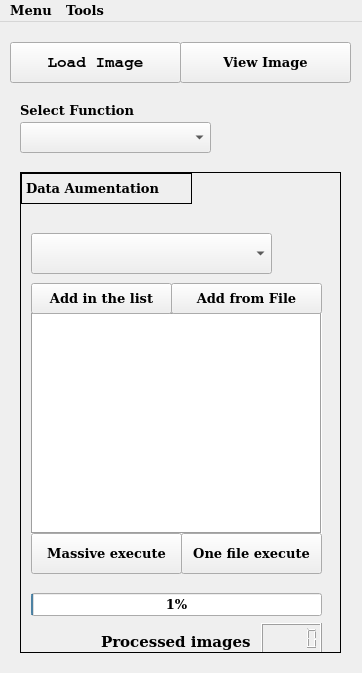
Old version of the form mainwindow.ui in the repository alexcasq/guiDataGenerator.
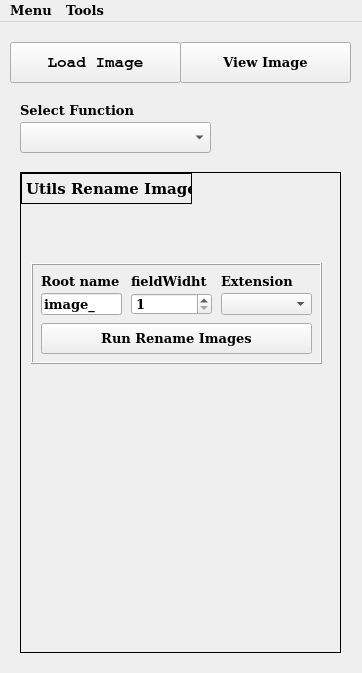
New version of the form. The open tabs and pages were chosen to show the change.

Diff of the .ui file:
```diff
--- a/mainwindow.ui
+++ b/mainwindow.ui
@@ -1123,7 +1123,7 @@
       <property name="geometry">
        <rect>
         <x>10</x>
-        <y>60</y>
+        <y>40</y>
         <width>241</width>
         <height>41</height>
        </rect>
@@ -1141,7 +1141,7 @@
       <property name="geometry">
        <rect>
         <x>10</x>
-        <y>140</y>
+        <y>120</y>
         <width>291</width>
         <height>221</height>
        </rect>
@@ -1162,7 +1162,7 @@
       <property name="geometry">
        <rect>
         <x>10</x>
-        <y>110</y>
+        <y>90</y>
         <width>141</width>
         <height>31</height>
        </rect>
@@ -1183,7 +1183,7 @@
       <property name="geometry">
        <rect>
         <x>150</x>
-        <y>110</y>
+        <y>90</y>
         <width>151</width>
         <height>31</height>
        </rect>
@@ -1204,7 +1204,7 @@
       <property name="geometry">
        <rect>
         <x>10</x>
-        <y>360</y>
+        <y>340</y>
         <width>151</width>
         <height>41</height>
        </rect>
@@ -1225,7 +1225,7 @@
       <property name="geometry">
        <rect>
         <x>160</x>
-        <y>360</y>
+        <y>340</y>
         <width>141</width>
         <height>41</height>
        </rect>
@@ -1250,7 +1250,7 @@
      <widget class="QLCDNumber" name="lcdNumber_imagesP">
       <property name="geometry">
        <rect>
-        <x>240</x>
+        <x>250</x>
         <y>450</y>
         <width>61</width>
         <height>31</height>
@@ -1260,7 +1260,7 @@
      <widget class="QLabel" name="label_imgProce">
       <property name="geometry">
        <rect>
-        <x>80</x>
+        <x>90</x>
         <y>460</y>
         <width>151</width>
         <height>17</height>
@@ -2194,6 +2194,140 @@
       </property>
      </widget>
     </widget>
+    <widget class="QWidget" name="page_7">
+     <widget class="QLabel" name="label_utils">
+      <property name="geometry">
+       <rect>
+        <x>0</x>
+        <y>0</y>
+        <width>171</width>
+        <height>31</height>
+       </rect>
+      </property>
+      <property name="font">
+       <font>
+        <family>Consolas</family>
+        <pointsize>11</pointsize>
+       </font>
+      </property>
+      <property name="frameShape">
+       <enum>QFrame::Box</enum>
+      </property>
+      <property name="text">
+       <string>Utils Rename Images</string>
+      </property>
+     </widget>
+     <widget class="QFrame" name="frame_renameImages">
+      <property name="geometry">
+       <rect>
+        <x>10</x>
+        <y>90</y>
+        <width>291</width>
+        <height>101</height>
+       </rect>
+      </property>
+      <property name="frameShape">
+       <enum>QFrame::Box</enum>
+      </property>
+      <property name="frameShadow">
+       <enum>QFrame::Raised</enum>
+      </property>
+      <widget class="QPushButton" name="pb_renameImages">
+       <property name="geometry">
+        <rect>
+         <x>10</x>
+         <y>60</y>
+         <width>271</width>
+         <height>31</height>
+        </rect>
+       </property>
+       <property name="text">
+        <string>Run Rename Images</string>
+       </property>
+      </widget>
+      <widget class="QComboBox" name="comboBox_formatImage">
+       <property name="geometry">
+        <rect>
+         <x>190</x>
+         <y>30</y>
+         <width>91</width>
+         <height>22</height>
+        </rect>
+       </property>
+       <property name="currentIndex">
+        <number>-1</number>
+       </property>
+      </widget>
+      <widget class="QSpinBox" name="spinBox_fieldWidht">
+       <property name="geometry">
+        <rect>
+         <x>100</x>
+         <y>30</y>
+         <width>81</width>
+         <height>22</height>
+        </rect>
+       </property>
+       <property name="minimum">
+        <number>1</number>
+       </property>
+       <property name="maximum">
+        <number>10</number>
+       </property>
+      </widget>
+      <widget class="QLabel" name="label_fieldWidht">
+       <property name="geometry">
+        <rect>
+         <x>100</x>
+         <y>10</y>
+         <width>81</width>
+         <height>16</height>
+        </rect>
+       </property>
+       <property name="text">
+        <string>fieldWidht</string>
+       </property>
+      </widget>
+      <widget class="QLabel" name="label_extension">
+       <property name="geometry">
+        <rect>
+         <x>190</x>
+         <y>10</y>
+         <width>91</width>
+         <height>16</height>
+        </rect>
+       </property>
+       <property name="text">
+        <string>Extension</string>
+       </property>
+      </widget>
+      <widget class="QLineEdit" name="lineEdit_rootname">
+       <property name="geometry">
+        <rect>
+         <x>10</x>
+         <y>30</y>
+         <width>81</width>
+         <height>22</height>
+        </rect>
+       </property>
+       <property name="text">
+        <string>image_</string>
+       </property>
+      </widget>
+      <widget class="QLabel" name="label_rootName">
+       <property name="geometry">
+        <rect>
+         <x>10</x>
+         <y>10</y>
+         <width>81</width>
+         <height>16</height>
+        </rect>
+       </property>
+       <property name="text">
+        <string>Root name</string>
+       </property>
+      </widget>
+     </widget>
+    </widget>
    </widget>
    <widget class="QPushButton" name="pb_viewOriginalImage">
     <property name="geometry">
```
Left out of the diff: 19 changed lines with no effect on the pictures.
